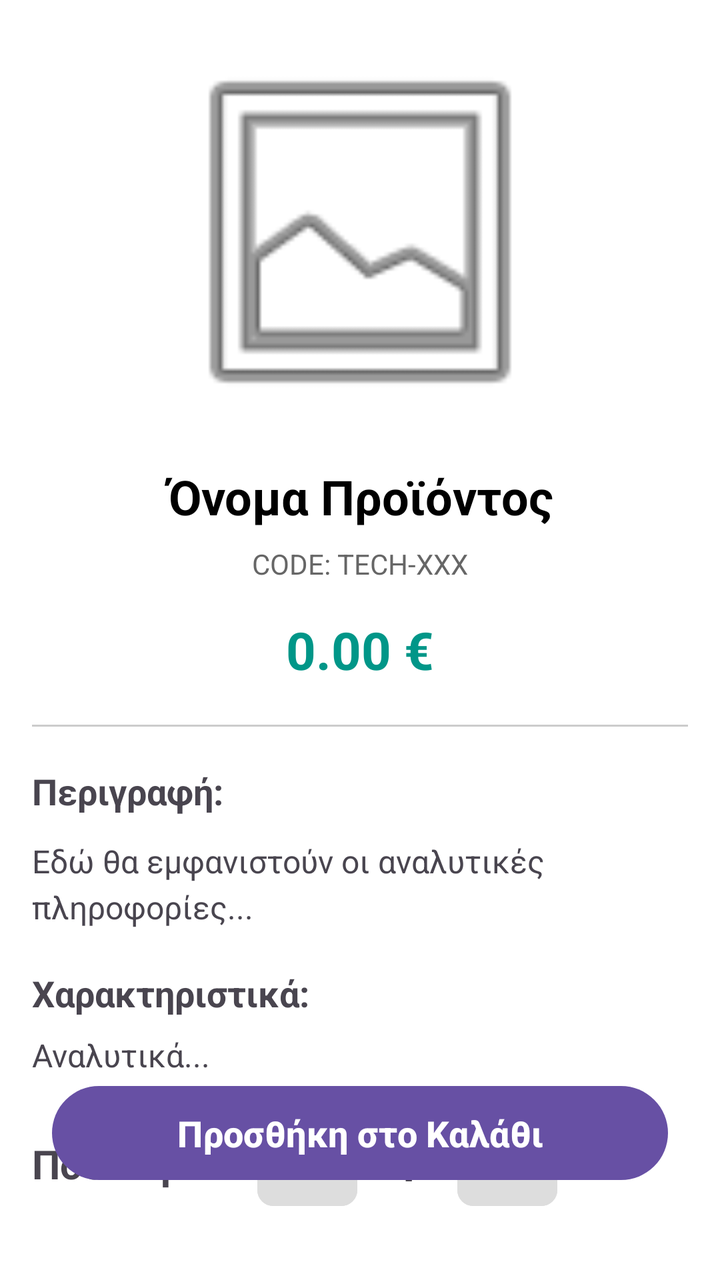
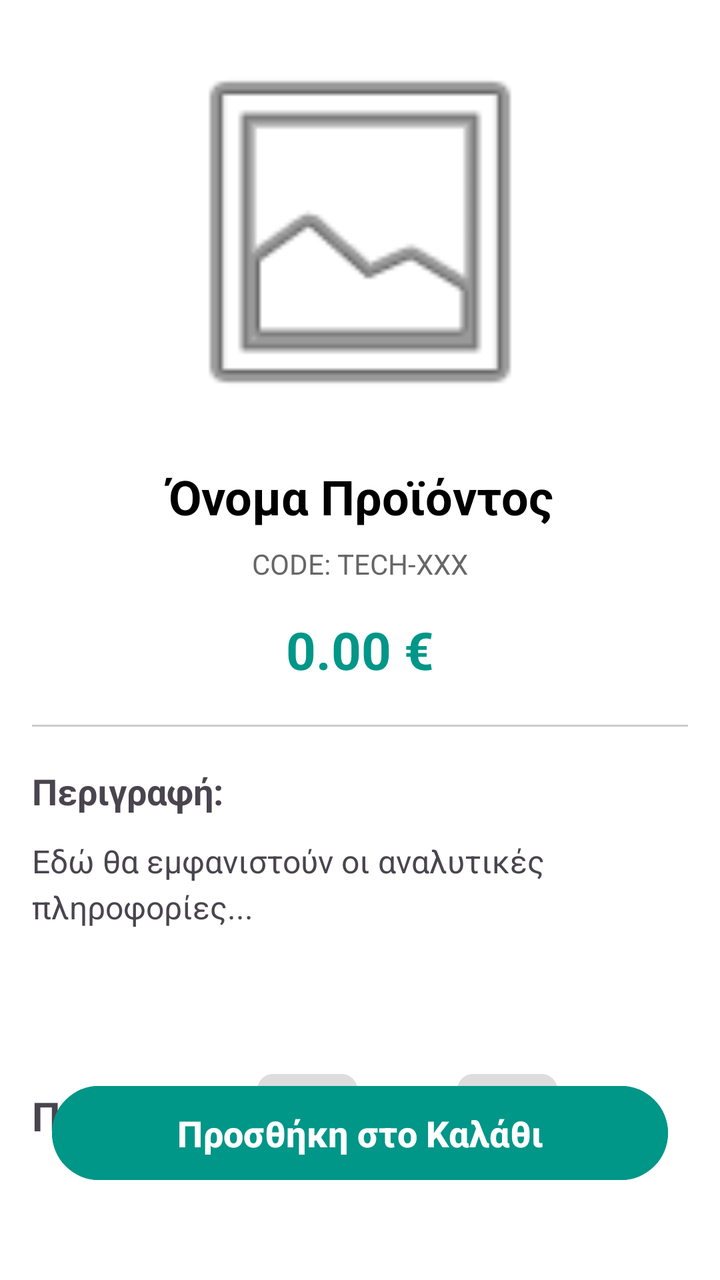

An Android layout rendered at two revisions. The XML below is the earlier revision; the diff shows what the commit changed to produce the second picture.
<!-- AndroidManifest.xml: application theme Theme.Team21 -->
<!-- res/layout/activity_product_details.xml -->
<?xml version="1.0" encoding="utf-8"?>
<ScrollView xmlns:android="http://schemas.android.com/apk/res/android"
    xmlns:app="http://schemas.android.com/apk/res-auto"
    xmlns:tools="http://schemas.android.com/tools"
    android:id="@+id/delivererOrdersList"
    android:layout_width="match_parent"
    android:layout_height="match_parent"
    android:background="#FFFFFF"
    android:fillViewport="true">

    <androidx.constraintlayout.widget.ConstraintLayout
        android:id="@+id/activityCseDashboard"
        android:layout_width="match_parent"
        android:layout_height="wrap_content"
        android:padding="16dp">

        <ImageView
            android:id="@+id/imgDetail"
            android:layout_width="0dp"
            android:layout_height="200dp"
            android:scaleType="fitCenter"
            android:src="@android:drawable/ic_menu_gallery"
            app:layout_constraintEnd_toEndOf="parent"
            app:layout_constraintStart_toStartOf="parent"
            app:layout_constraintTop_toTopOf="parent" />

        <TextView
            android:id="@+id/txtProductDetailActivityName"
            android:layout_width="0dp"
            android:layout_height="wrap_content"
            android:layout_marginTop="16dp"
            android:gravity="center"
            android:text="Όνομα Προϊόντος"
            android:textColor="@android:color/black"
            android:textSize="24sp"
            android:textStyle="bold"
            app:layout_constraintEnd_toEndOf="parent"
            app:layout_constraintStart_toStartOf="parent"
            app:layout_constraintTop_toBottomOf="@+id/imgDetail" />

        <TextView
            android:id="@+id/txtProductDetailActivityCode"
            android:layout_width="wrap_content"
            android:layout_height="wrap_content"
            android:layout_marginTop="8dp"
            android:text="CODE: TECH-XXX"
            android:textColor="#666666"
            android:textSize="14sp"
            app:layout_constraintEnd_toEndOf="parent"
            app:layout_constraintStart_toStartOf="parent"
            app:layout_constraintTop_toBottomOf="@+id/txtProductDetailActivityName" />

        <TextView
            android:id="@+id/txtProductDetailActivityPrice"
            android:layout_width="wrap_content"
            android:layout_height="wrap_content"
            android:layout_marginTop="16dp"
            android:text="0.00 €"
            android:textColor="#009688"
            android:textSize="26sp"
            android:textStyle="bold"
            app:layout_constraintEnd_toEndOf="parent"
            app:layout_constraintStart_toStartOf="parent"
            app:layout_constraintTop_toBottomOf="@+id/txtProductDetailActivityCode" />

        <View
            android:id="@+id/divider"
            android:layout_width="0dp"
            android:layout_height="1dp"
            android:layout_marginTop="20dp"
            android:background="#CCCCCC"
            app:layout_constraintEnd_toEndOf="parent"
            app:layout_constraintStart_toStartOf="parent"
            app:layout_constraintTop_toBottomOf="@+id/txtProductDetailActivityPrice" />

        <TextView
            android:id="@+id/txtProductDetailActivityLabelDescription"
            android:layout_width="wrap_content"
            android:layout_height="wrap_content"
            android:layout_marginTop="20dp"
            android:text="Περιγραφή:"
            android:textSize="18sp"
            android:textStyle="bold"
            app:layout_constraintStart_toStartOf="parent"
            app:layout_constraintTop_toBottomOf="@+id/divider" />

        <TextView
            android:id="@+id/txtProductDetailActivityDetailDescription"
            android:layout_width="0dp"
            android:layout_height="wrap_content"
            android:layout_marginTop="12dp"
            android:lineSpacingExtra="4dp"
            android:text="Εδώ θα εμφανιστούν οι αναλυτικές πληροφορίες..."
            android:textSize="16sp"
            app:layout_constraintEnd_toEndOf="parent"
            app:layout_constraintStart_toStartOf="parent"
            app:layout_constraintTop_toBottomOf="@+id/txtProductDetailActivityLabelDescription" />

        <TextView
            android:id="@+id/txtProductDetailActivityLabelFeatures"
            android:layout_width="wrap_content"
            android:layout_height="wrap_content"
            android:layout_marginTop="20dp"
            android:text="Xαρακτηριστικά:"
            android:textSize="18sp"
            android:textStyle="bold"
            app:layout_constraintStart_toStartOf="parent"
            app:layout_constraintTop_toBottomOf="@+id/txtProductDetailActivityDetailDescription" />

        <TextView
            android:id="@+id/txtProductDetailActivityDetailFeatures"
            android:layout_width="0dp"
            android:layout_height="wrap_content"
            android:layout_marginTop="8dp"
            android:lineSpacingExtra="4dp"
            android:text="Αναλυτικά..."
            android:textSize="16sp"
            app:layout_constraintEnd_toEndOf="parent"
            app:layout_constraintStart_toStartOf="parent"
            app:layout_constraintTop_toBottomOf="@+id/txtProductDetailActivityLabelFeatures" />

        <TextView
            android:id="@+id/txtProductDetailActivityLabelQuantity"
            android:layout_width="wrap_content"
            android:layout_height="wrap_content"
            android:layout_marginTop="30dp"
            android:text="Ποσότητα:"
            android:textSize="20sp"
            android:textStyle="bold"
            app:layout_constraintStart_toStartOf="parent"
            app:layout_constraintTop_toBottomOf="@+id/txtProductDetailActivityDetailFeatures" />

        <Button
            android:id="@+id/btnProductDetailActivityQuantityMinus"
            android:layout_width="50dp"
            android:layout_height="50dp"
            android:layout_marginStart="16dp"
            android:backgroundTint="#DDDDDD"
            android:padding="0dp"
            android:text="-"
            android:textColor="#000000"
            android:textSize="24sp"
            android:textStyle="bold"
            app:cornerRadius="8dp"
            app:layout_constraintBottom_toBottomOf="@+id/txtProductDetailActivityLabelQuantity"
            app:layout_constraintStart_toEndOf="@+id/txtProductDetailActivityLabelQuantity"
            app:layout_constraintTop_toTopOf="@+id/txtProductDetailActivityLabelQuantity" />

        <TextView
            android:id="@+id/txtProductDetailActivityQuantity"
            android:layout_width="50dp"
            android:layout_height="wrap_content"
            android:gravity="center"
            android:text="1"
            android:textSize="22sp"
            android:textStyle="bold"
            app:layout_constraintBottom_toBottomOf="@+id/btnProductDetailActivityQuantityMinus"
            app:layout_constraintStart_toEndOf="@+id/btnProductDetailActivityQuantityMinus"
            app:layout_constraintTop_toTopOf="@+id/btnProductDetailActivityQuantityMinus" />

        <Button
            android:id="@+id/btnProductDetailActivityQuantityPlus"
            android:layout_width="50dp"
            android:layout_height="50dp"
            android:backgroundTint="#DDDDDD"
            android:padding="0dp"
            android:text="+"
            android:textColor="#000000"
            android:textSize="24sp"
            android:textStyle="bold"
            app:cornerRadius="8dp"
            app:layout_constraintBottom_toBottomOf="@+id/txtProductDetailActivityQuantity"
            app:layout_constraintStart_toEndOf="@+id/txtProductDetailActivityQuantity"
            app:layout_constraintTop_toTopOf="@+id/txtProductDetailActivityQuantity" />


        <Button
            android:id="@+id/btnProductDetailActivityAddCart"
            android:layout_width="0dp"
            android:layout_height="55dp"
            android:layout_marginStart="10dp"
            android:layout_marginEnd="10dp"
            android:layout_marginBottom="30dp"
            android:text="Προσθήκη στο Καλάθι"
            android:textSize="18sp"
            android:textStyle="bold"
            app:layout_constraintBottom_toBottomOf="parent"
            app:layout_constraintEnd_toEndOf="parent"
            app:layout_constraintHorizontal_bias="0.0"
            app:layout_constraintStart_toStartOf="parent" />

    </androidx.constraintlayout.widget.ConstraintLayout>
</ScrollView>
<!-- resources referenced by this layout -->
<resources>
  <style name="Theme.Team21" parent="Base.Theme.Team21" />
  <style name="Base.Theme.Team21" parent="Theme.Material3.DayNight.NoActionBar">
          
          
      </style>
</resources>

<!-- the commit's change to res/layout/activity_product_details.xml (unified diff, before → after) -->
@@ -2,7 +2,7 @@
 <ScrollView xmlns:android="http://schemas.android.com/apk/res/android"
     xmlns:app="http://schemas.android.com/apk/res-auto"
     xmlns:tools="http://schemas.android.com/tools"
-    android:id="@+id/delivererOrdersList"
+    android:id="@+id/main"
     android:layout_width="match_parent"
     android:layout_height="match_parent"
     android:background="#FFFFFF"
@@ -97,38 +97,15 @@
             app:layout_constraintTop_toBottomOf="@+id/txtProductDetailActivityLabelDescription" />
 
         <TextView
-            android:id="@+id/txtProductDetailActivityLabelFeatures"
-            android:layout_width="wrap_content"
-            android:layout_height="wrap_content"
-            android:layout_marginTop="20dp"
-            android:text="Xαρακτηριστικά:"
-            android:textSize="18sp"
-            android:textStyle="bold"
-            app:layout_constraintStart_toStartOf="parent"
-            app:layout_constraintTop_toBottomOf="@+id/txtProductDetailActivityDetailDescription" />
-
-        <TextView
-            android:id="@+id/txtProductDetailActivityDetailFeatures"
-            android:layout_width="0dp"
-            android:layout_height="wrap_content"
-            android:layout_marginTop="8dp"
-            android:lineSpacingExtra="4dp"
-            android:text="Αναλυτικά..."
-            android:textSize="16sp"
-            app:layout_constraintEnd_toEndOf="parent"
-            app:layout_constraintStart_toStartOf="parent"
-            app:layout_constraintTop_toBottomOf="@+id/txtProductDetailActivityLabelFeatures" />
-
-        <TextView
             android:id="@+id/txtProductDetailActivityLabelQuantity"
             android:layout_width="wrap_content"
             android:layout_height="wrap_content"
-            android:layout_marginTop="30dp"
+            android:layout_marginTop="80dp"
             android:text="Ποσότητα:"
             android:textSize="20sp"
             android:textStyle="bold"
             app:layout_constraintStart_toStartOf="parent"
-            app:layout_constraintTop_toBottomOf="@+id/txtProductDetailActivityDetailFeatures" />
+            app:layout_constraintTop_toBottomOf="@+id/txtProductDetailActivityDetailDescription" />
 
         <Button
             android:id="@+id/btnProductDetailActivityQuantityMinus"
@@ -181,6 +158,7 @@
             android:layout_marginStart="10dp"
             android:layout_marginEnd="10dp"
             android:layout_marginBottom="30dp"
+            android:backgroundTint="#009688"
             android:text="Προσθήκη στο Καλάθι"
             android:textSize="18sp"
             android:textStyle="bold"
@@ -189,5 +167,6 @@
             app:layout_constraintHorizontal_bias="0.0"
             app:layout_constraintStart_toStartOf="parent" />
 
+
     </androidx.constraintlayout.widget.ConstraintLayout>
 </ScrollView>
